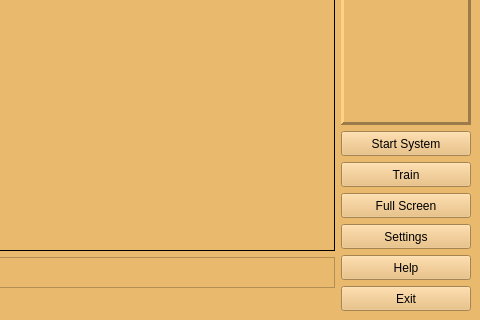
The window that mainWindow.ui (ahmadabdulnasir/attendance) describes before a commit, drawn with Qt 5; both pictures show x 320 to 800 and y 170 to 490 of the 800 by 490 pixel window.
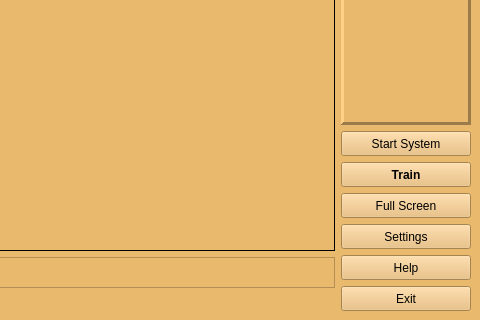
The same window after the commit.

What changed in the file:
```diff
--- a/mainWindow.ui
+++ b/mainWindow.ui
@@ -236,6 +236,18 @@
           <height>25</height>
          </size>
         </property>
+        <property name="font">
+         <font>
+          <weight>75</weight>
+          <bold>true</bold>
+         </font>
+        </property>
+        <property name="autoFillBackground">
+         <bool>true</bool>
+        </property>
+        <property name="styleSheet">
+         <string notr="true"/>
+        </property>
         <property name="text">
          <string>Train</string>
         </property>
```
Left out of the diff: 6 changed lines with no effect on the pictures.
